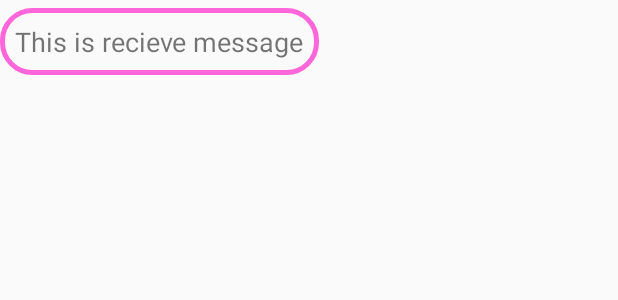
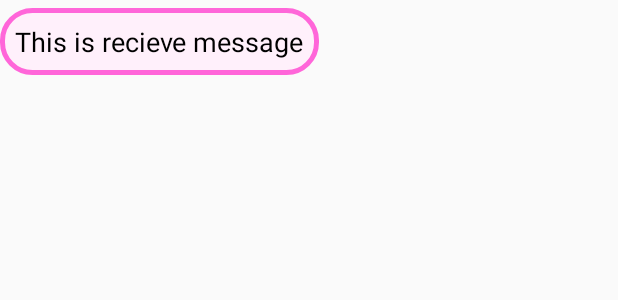
Before and after one commit to HiJohnCurtis/Mindful_App, an Android app built with Jetpack Compose: the layout recieve.xml on its own in the app's theme, with its tools: preview values and no code run, on a phone screen of 412 x 824 dp. Shown: the top 300 px of the screen. Run offline under Robolectric (Android 15) with nearby library versions, the phone set to English and light mode, and no system bars.

Commit message:
changed recieved message, black text light pink background

```diff
--- a/app/src/main/res/drawable/edt_background.xml
+++ b/app/src/main/res/drawable/edt_background.xml
@@ -2,4 +2,5 @@
 <shape xmlns:android="http://schemas.android.com/apk/res/android">
 <corners android:radius="20dp"/>
     <stroke android:color="@color/pink" android:width="3dp"/>
+    <solid android:color="@color/ultraLight_pink"/>
 </shape>
--- a/app/src/main/res/layout/recieve.xml
+++ b/app/src/main/res/layout/recieve.xml
@@ -15,6 +15,7 @@
             android:layout_width="wrap_content"
             android:layout_height="wrap_content"
             android:text="This is recieve message"
+            android:textColor="@color/black"
             android:padding="10dp"
             android:textSize="18sp"/>
 
```
